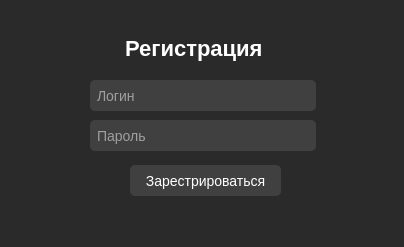
Above: window_register/window_registration.ui from b0shka/selling_apps before the change. Below: the same form after it.
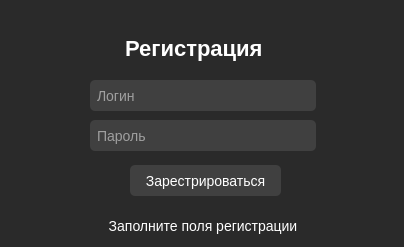
That is the form after the change.

```diff
--- a/window_register/window_registration.ui
+++ b/window_register/window_registration.ui
@@ -157,7 +157,7 @@
     <string notr="true">font-size: 14px;</string>
    </property>
    <property name="text">
-    <string/>
+    <string>Заполните поля регистрации</string>
    </property>
    <property name="alignment">
     <set>Qt::AlignCenter</set>
```
